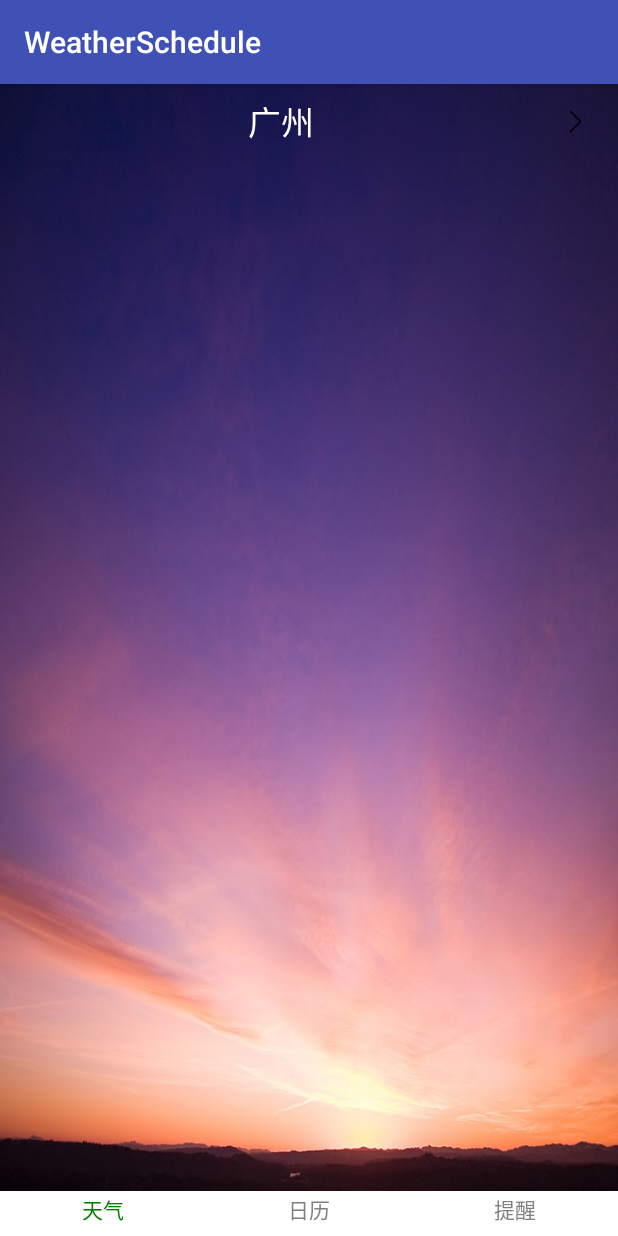
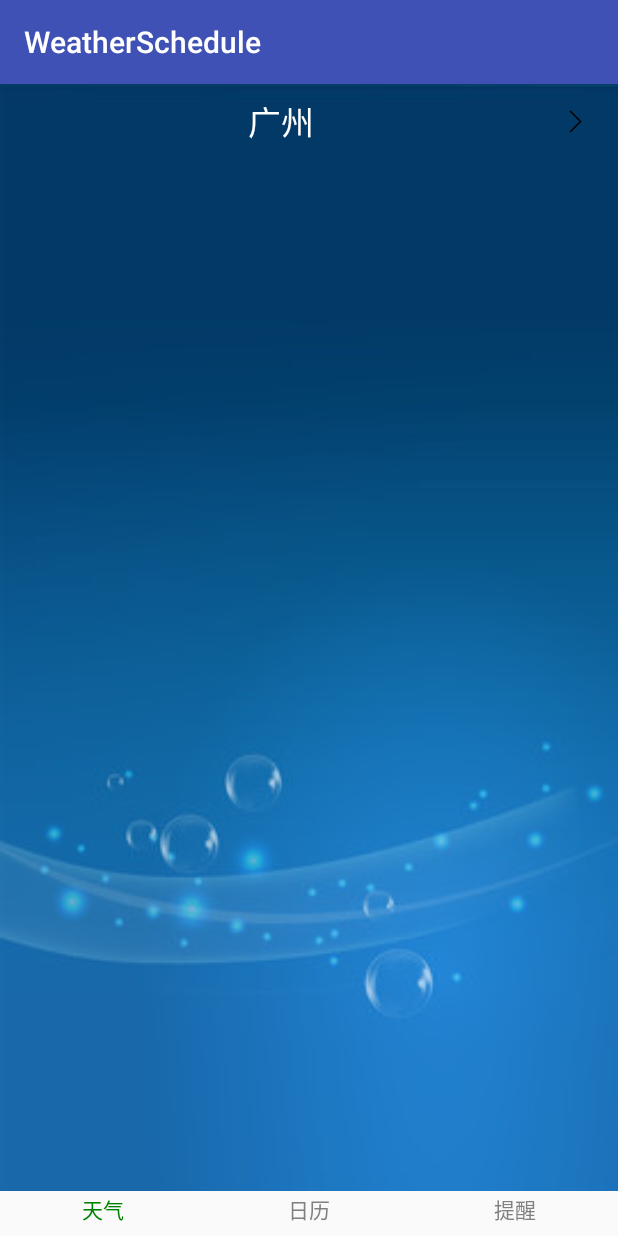
Before and after one commit to linkaicheng/WeatherSchedule, an Android app: the MainActivity screen opened directly, with no data from a screen before it, on a phone screen of 412 x 824 dp. Run offline under Robolectric (Android 15) with nearby library versions, the phone set to English and light mode, and no system bars; 1 statement that could not run was skipped.

Commit message:
背景图片

```diff
--- a/app/src/main/res/layout/activity_main.xml
+++ b/app/src/main/res/layout/activity_main.xml
@@ -11,7 +11,7 @@
         android:layout_height="30dp"
         android:orientation="horizontal"
         android:layout_alignParentBottom="true"
-        android:background="@color/white"
+
         >
         <RadioButton
             android:layout_width="wrap_content"
--- a/app/src/main/res/layout/fragment_weather.xml
+++ b/app/src/main/res/layout/fragment_weather.xml
@@ -3,7 +3,7 @@
     android:layout_width="match_parent"
     android:orientation="vertical"
     android:layout_height="match_parent"
-android:background="@mipmap/a20314"
+android:background="@mipmap/bg"
 
     >
 
```
Also changed, not shown: app/src/main/res/mipmap-hdpi/bg.jpg (added).
